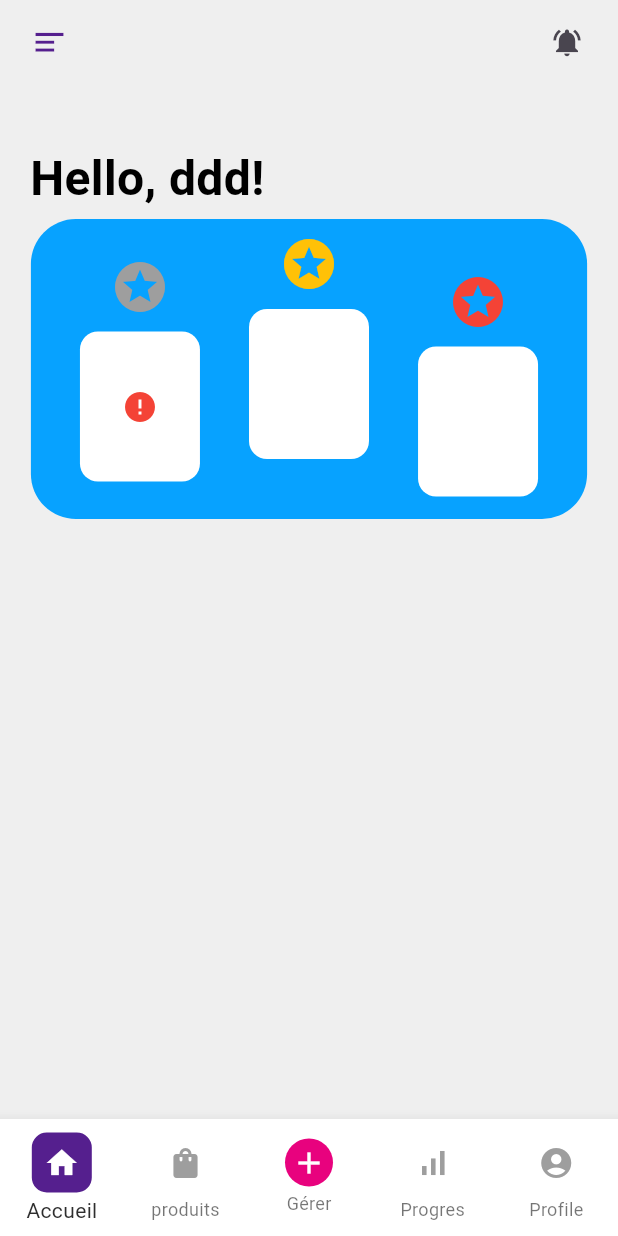
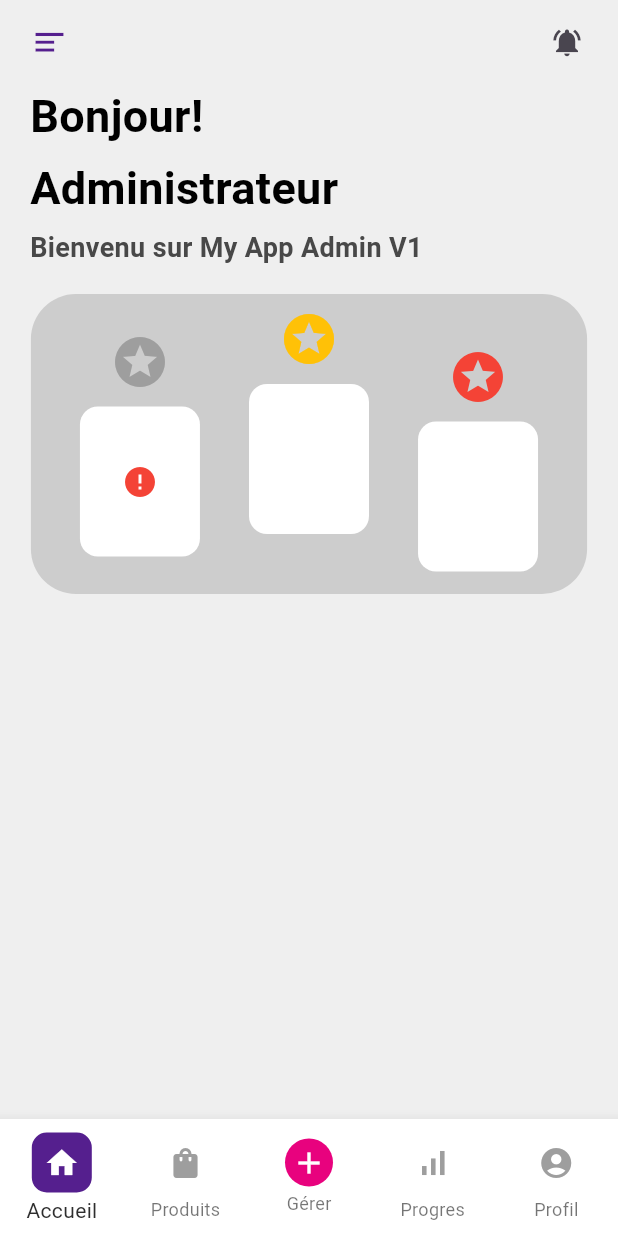
Before and after one commit to Mathis-N66/Projet-E5, a Flutter app: the AccueilPage screen opened directly, on a phone screen of 412 x 824 dp. Run offline on Flutter 3.47's test engine with Material 3 defaults, Android fonts, the phone set to English and light mode, and no system bars; our stand-ins replace shared_preferences; accounts and stored records are empty; network calls fail.

Commit message:
commit progré sur page accueil

```diff
--- a/lib/accueil.dart
+++ b/lib/accueil.dart
@@ -1,5 +1,6 @@
 import 'package:flutter/material.dart';
 import 'dart:ui';
+import 'package:shared_preferences/shared_preferences.dart';
 import 'package:http/http.dart' as http;
 import 'dart:convert';
 import 'formulaireC.dart';
@@ -36,16 +37,13 @@ class AccueilPage extends StatefulWidget {
 class _AccueilPageState extends State<AccueilPage> {
   int _selectedIndex = 0;
   bool _isAddMenuVisible = false;
-  String userName = "ddd";
   List<String> imageUrls = [
     "",
     "",
     ""
   ];
 
-
-
-  Future<void> fetchImages() async {
+  Future<void> RecupImg() async {
     for (int i = 1; i <= 3; i++) {
       final url = Uri.parse('http://10.0.2.2:3000/product/$i');
 
@@ -68,10 +66,11 @@ class _AccueilPageState extends State<AccueilPage> {
     }
   }
 
+
   @override
   void initState() {
     super.initState();
-    fetchImages(); // Appel automatique lors du démarrage de la page
+    RecupImg(); // Appel automatique lors du démarrage de la page
   }
 
   void _onItemTapped(int index) {
@@ -251,29 +250,53 @@ class _AccueilPageState extends State<AccueilPage> {
       body: Stack(
         children: [
           // Section "Hello Linda" - Message d'accueil
-          Positioned(
-            top: 40,
+          const Positioned(
+            top: 0,
             left: 20,
-            child: Text(
-              "Hello, $userName!",
+            child: Column(
+              crossAxisAlignment: CrossAxisAlignment.start,
+              children: [
+                Text(
+                  "Bonjour!",
                   style: TextStyle(
-                fontSize: 32,
+                    fontSize: 30,
                     fontWeight: FontWeight.bold,
                     color: Colors.black,
                   ),
                 ),
+                SizedBox(height: 5),
+                Text(
+                  "Administrateur",
+                  style: TextStyle(
+                    fontSize: 30,
+                    fontWeight: FontWeight.bold,
+                    color: Colors.black,
                   ),
+                ),
+                SizedBox(height: 5),
+                Text(
+                  "Bienvenu sur My App Admin V1",
+                  style: TextStyle(
+                    fontSize: 18,
+                    fontWeight: FontWeight.bold,
+                    color: Color.fromARGB(255, 72, 72, 72),
+                  ),
+                ),
+              ],
+            ),
+          ),
+
 
           // Partie Produit carré podium
           Positioned(
-            top: 90,
+            top: 140,
             left: MediaQuery.of(context).size.width * 0.05,
             right: MediaQuery.of(context).size.width * 0.05,
             child: Container(
               width: 500,
               height: 200,
               decoration: BoxDecoration(
-                color: const Color.fromARGB(255, 7, 162, 255),
+                color: const Color.fromARGB(255, 205, 205, 205) ,
                 borderRadius: BorderRadius.circular(30),
               ),
               child: Row(
@@ -295,12 +318,13 @@ class _AccueilPageState extends State<AccueilPage> {
                             borderRadius: BorderRadius.circular(12),
                             image: imageUrls[0].isNotEmpty
                                 ? DecorationImage(
-                                    image: NetworkImage(imageUrls[0]),
+                                    image: NetworkImage(imageUrls[1]),
                                     fit: BoxFit.cover,
                                   )
                                 : null,
                           ),
-                          child: imageUrls[0].isEmpty ? Icon(Icons.error, color: Colors.red) : null,
+
+                          child: imageUrls[0].isEmpty ? const Icon(Icons.error, color: Colors.red) : null,
                         ),
                       ],
                     ),
@@ -322,7 +346,7 @@ class _AccueilPageState extends State<AccueilPage> {
                             borderRadius: BorderRadius.circular(12),
                             image: imageUrls[1].isNotEmpty
                                 ? DecorationImage(
-                                    image: NetworkImage(imageUrls[1]),
+                                    image: NetworkImage(imageUrls[0]),
                                     fit: BoxFit.cover,
                                   )
                                 : null,
@@ -389,11 +413,13 @@ class _AccueilPageState extends State<AccueilPage> {
                 children: [
                   const Text(
                     'Raccourci',
-                    style: TextStyle(fontSize: 18, fontWeight: FontWeight.bold),
+                    style: TextStyle(fontSize: 25, fontWeight: FontWeight.bold),
                   ),
-                  const SizedBox(height: 16),
-                  Row(
-                    mainAxisAlignment: MainAxisAlignment.spaceEvenly,
+                  const SizedBox(height: 20),
+                  Wrap(
+                    alignment: WrapAlignment.center,
+                    spacing: 25,
+                    runSpacing: 20,
                     children: [
                       Column(
                         children: [
@@ -404,9 +430,9 @@ class _AccueilPageState extends State<AccueilPage> {
                             style: ElevatedButton.styleFrom(
                               backgroundColor: const Color.fromARGB(255, 245, 196, 62),
                               shape: RoundedRectangleBorder(
-                                borderRadius: BorderRadius.circular(10),
+                                borderRadius: BorderRadius.circular(20),
                               ),
-                              minimumSize: const Size(30, 30),
+                              minimumSize: const Size(40, 55),
                             ),
                             child: const Icon(
                               Icons.add_shopping_cart,
@@ -429,9 +455,9 @@ class _AccueilPageState extends State<AccueilPage> {
                             style: ElevatedButton.styleFrom(
                               backgroundColor: const Color.fromARGB(255, 240, 134, 76),
                               shape: RoundedRectangleBorder(
-                                borderRadius: BorderRadius.circular(10),
+                                borderRadius: BorderRadius.circular(20),
                               ),
-                              minimumSize: const Size(30, 30),
+                              minimumSize: const Size(40, 55),
                             ),
                             child: const Icon(
                               Icons.remove_shopping_cart,
@@ -454,22 +480,98 @@ class _AccueilPageState extends State<AccueilPage> {
                             style: ElevatedButton.styleFrom(
                               backgroundColor: const Color.fromARGB(255, 239, 6, 128),
                               shape: RoundedRectangleBorder(
-                                borderRadius: BorderRadius.circular(10),
+                                borderRadius: BorderRadius.circular(20),
                               ),
-                              minimumSize: const Size(0, 0), // Taille carrée
+                              minimumSize: const Size(40, 55),
                             ),
                             child: const Icon(
-                              Icons.delete,
+                              Icons.manage_accounts,
                               color: Colors.white,
                             ),
                           ),
                           const SizedBox(height: 5),
                           const Text(
-                            'Supprimer',
+                            'Utilisateur',
                             style: TextStyle(fontSize: 14),
                           ),
                         ],
-                      )
+                      ),
+                      Column(
+                        children: [
+                          ElevatedButton(
+                            onPressed: () {
+                              // Action pour supprimer
+                            },
+                            style: ElevatedButton.styleFrom(
+                              backgroundColor: const Color.fromARGB(255, 85, 25, 145),
+                              shape: RoundedRectangleBorder(
+                                borderRadius: BorderRadius.circular(20),
+                              ),
+                              minimumSize: const Size(40, 55),
+                            ),
+                            child: const Icon(
+                              Icons.inventory,
+                              color: Colors.white,
+                            ),
+                          ),
+                          const SizedBox(height: 5),
+                          const Text(
+                            'Stock',
+                            style: TextStyle(fontSize: 14),
+                          ),
+                        ],
+                      ),
+                      Column(
+                        children: [
+                          ElevatedButton(
+                            onPressed: () {
+                              // Action pour supprimer
+                            },
+                            style: ElevatedButton.styleFrom(
+                              backgroundColor: const Color.fromARGB(255, 17, 158, 238),
+                              shape: RoundedRectangleBorder(
+                                borderRadius: BorderRadius.circular(20),
+                              ),
+                              minimumSize: const Size(40, 55),
+                            ),
+                            child: const Icon(
+                              Icons.settings,
+                              color: Colors.white,
+                            ),
+                          ),
+                          const SizedBox(height: 5),
+                          const Text(
+                            'Parametres',
+                            style: TextStyle(fontSize: 14),
+                          ),
+                        ],
+                      ),
+                      Column(
+                        children: [
+                          ElevatedButton(
+                            onPressed: () {
+                              // Action pour supprimer
+                            },
+                            style: ElevatedButton.styleFrom(
+                              backgroundColor: const Color.fromARGB(255, 236, 236, 236),
+                              shape: RoundedRectangleBorder(
+                                borderRadius: BorderRadius.circular(20),
+                              ),
+                              minimumSize: const Size(40, 55),
+                            ),
+                            child: const Icon(
+                              Icons.more_horiz,
+                              color: Color.fromARGB(255, 0, 0, 0),
+                              size: 28,
+                            ),
+                          ),
+                          const SizedBox(height: 5),
+                          const Text(
+                            'Autres',
+                            style: TextStyle(fontSize: 14),
+                          ),
+                        ],
+                      ),
                     ],
                   ),
                 ],
@@ -483,10 +585,10 @@ class _AccueilPageState extends State<AccueilPage> {
       bottomNavigationBar: BottomNavigationBar(
         items: [
           _buildNavBarItem(Icons.home, "Accueil", 0),
-          _buildNavBarItem(Icons.shopping_bag, "produits", 1),
+          _buildNavBarItem(Icons.shopping_bag, "Produits", 1),
           _buildAddItem(),
           _buildNavBarItem(Icons.signal_cellular_alt, "Progres", 3),
-          _buildNavBarItem(Icons.account_circle, "Profile", 4),
+          _buildNavBarItem(Icons.account_circle, "Profil", 4),
         ],
         currentIndex: _selectedIndex,
         onTap: _onItemTapped,
--- a/lib/formulaireC.dart
+++ b/lib/formulaireC.dart
@@ -1,6 +1,7 @@
 import 'package:flutter/material.dart';
 import 'dart:convert';
 import 'package:http/http.dart' as http;
+import 'package:shared_preferences/shared_preferences.dart';
 import 'mdp-oublie.dart';
 import 'accueil.dart';
 
@@ -49,6 +50,11 @@ class _FormulaireCPage extends State<FormulaireC> {
   final _emailController = TextEditingController();
   final _passwordController = TextEditingController();
 
+  Future<void> saveUserId(int userId) async {
+    final prefs = await SharedPreferences.getInstance();
+    await prefs.setInt('userId', userId);
+  }
+
   Future<void> _login() async {
     final email = _emailController.text;
     final password = _passwordController.text;
@@ -80,11 +86,12 @@ class _FormulaireCPage extends State<FormulaireC> {
 
     if (response.statusCode == 200) {
       final responseData = json.decode(response.body);
+
       print(responseData);
       ScaffoldMessenger.of(context).showSnackBar(
         const SnackBar(content: Text('Connexion réussie')),
       );
-      Navigator.push<void>(
+      Navigator.pushReplacement(
         context,
         MaterialPageRoute<void>(
           builder: (context) => const AccueilPage(title: 'Accueil'),
--- a/pubspec.yaml
+++ b/pubspec.yaml
@@ -29,8 +29,10 @@ environment:
 # versions available, run `flutter pub outdated`.
 dependencies:
   http: ^0.13.6
+  shared_preferences: ^2.2.2
   flutter:
     sdk: flutter
+
 
   # The following adds the Cupertino Icons font to your application.
   # Use with the CupertinoIcons class for iOS style icons.
```
Also changed, not shown: pubspec.lock, 2 other files. Lines whose indentation alone changed are shown as unchanged.
